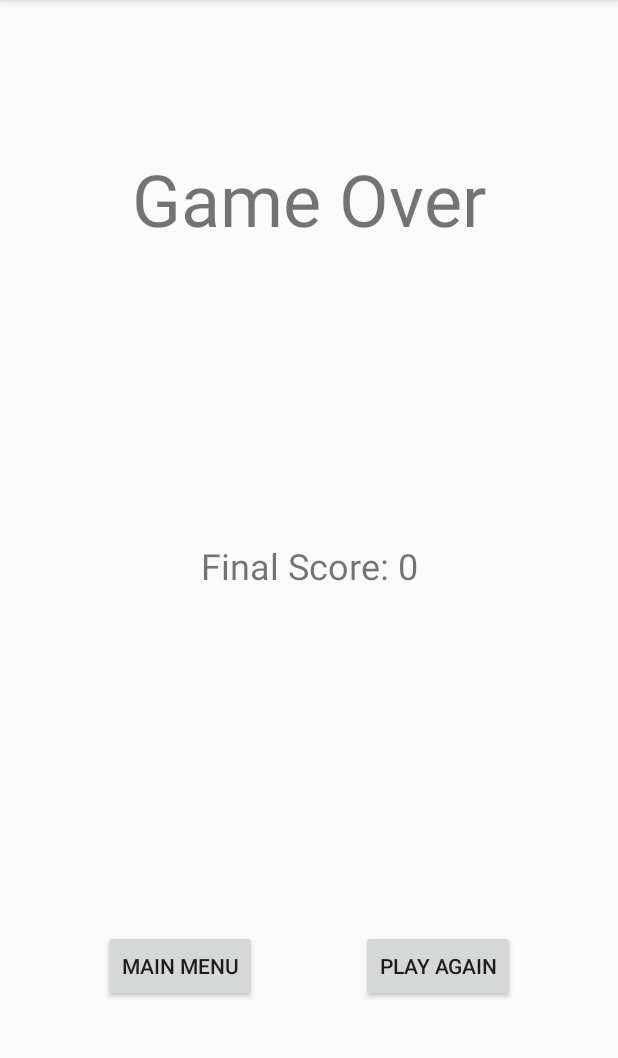
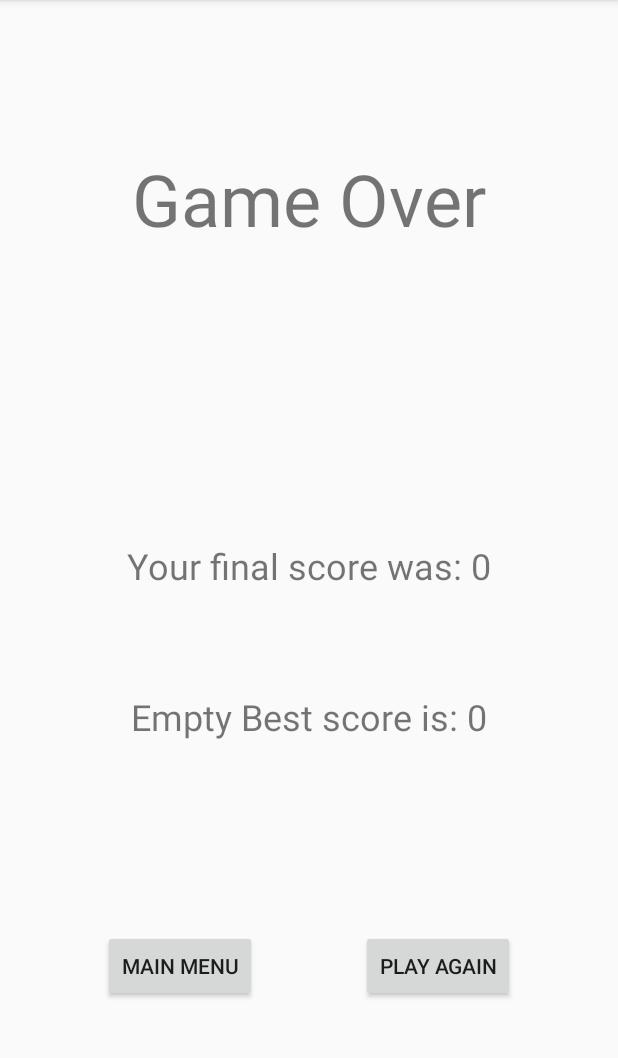
Before and after one commit to gustavopeq/dota-quiz, an Android app: the EndGameFragment screen opened through its navigation route, on a phone screen of 412 x 824 dp, the part 84-1142 px from its top. Run offline under Robolectric (Android 15) with nearby library versions, the phone set to English and light mode, and no system bars; our stand-ins replace Room's generated code, data binding.

Commit message:
EndGame getting team info and updating on the database

```diff
--- a/app/src/main/java/gustavo/projects/dotaquiz/endgame/EndGameFragment.kt
+++ b/app/src/main/java/gustavo/projects/dotaquiz/endgame/EndGameFragment.kt
@@ -1,6 +1,8 @@
 package gustavo.projects.dotaquiz.endgame
 
+import android.app.Application
 import android.os.Bundle
+import android.util.Log
 import androidx.fragment.app.Fragment
 import android.view.LayoutInflater
 import android.view.View
@@ -11,6 +13,7 @@ import androidx.lifecycle.ViewModelProviders
 import androidx.navigation.fragment.NavHostFragment
 import gustavo.projects.dotaquiz.R
 import gustavo.projects.dotaquiz.databinding.FragmentEndGameBinding
+import gustavo.projects.dotaquiz.model.RankDatabase
 
 
 class EndGameFragment : Fragment() {
@@ -25,7 +28,12 @@ class EndGameFragment : Fragment() {
         val binding = DataBindingUtil.inflate<FragmentEndGameBinding>(inflater,
             R.layout.fragment_end_game, container, false)
 
-        viewModelFactory = EndGameViewModelFactory(EndGameFragmentArgs.fromBundle(arguments!!).finalScore)
+        val application = requireNotNull(this.activity).application
+        val database = RankDatabase.getInstance(application).rankDatabaseDao
+
+        viewModelFactory = EndGameViewModelFactory(EndGameFragmentArgs.fromBundle(arguments!!).finalScore,
+                                                    EndGameFragmentArgs.fromBundle(arguments!!).teamName,
+                                                    database)
         viewModel = ViewModelProviders.of(this, viewModelFactory).get(EndGameViewModel::class.java)
 
         binding.endGameViewModel = viewModel
@@ -38,8 +46,13 @@ class EndGameFragment : Fragment() {
             }
         })
 
+        viewModel.endGameCompleted.observe(viewLifecycleOwner, Observer<Boolean> {endGameCompleted ->
+            if(!endGameCompleted) updateTeamInfo()
+        })
+
         return binding.root
     }
+
 
     private fun navigateToMainMenu() {
         viewModel.onDestinationChangeComplete()
@@ -51,4 +64,8 @@ class EndGameFragment : Fragment() {
         NavHostFragment.findNavController(this).navigate(EndGameFragmentDirections.actionEndGameFragmentToTutorialFragment())
     }
 
+    private fun updateTeamInfo() {
+        viewModel.onUpdateTeamInfo()
+    }
+
 }
--- a/app/src/main/java/gustavo/projects/dotaquiz/endgame/EndGameViewModel.kt
+++ b/app/src/main/java/gustavo/projects/dotaquiz/endgame/EndGameViewModel.kt
@@ -1,14 +1,34 @@
 package gustavo.projects.dotaquiz.endgame
 
+import android.util.Log
 import androidx.lifecycle.LiveData
 import androidx.lifecycle.MutableLiveData
 import androidx.lifecycle.ViewModel
+import gustavo.projects.dotaquiz.model.RankDatabaseDao
+import gustavo.projects.dotaquiz.model.TeamInfo
+import kotlinx.coroutines.*
 
-class EndGameViewModel(finalScore: Int) : ViewModel(){
+class EndGameViewModel(finalScoreArg: Int, teamNameArg: String, databaseArg: RankDatabaseDao) : ViewModel(){
+
+    private val viewModelJob= Job()
+    private val uiScope = CoroutineScope(Dispatchers.Main + viewModelJob)
+    private val database: RankDatabaseDao
 
     private val _finalScore = MutableLiveData<Int>()
     val finalScore: LiveData<Int>
         get() = _finalScore
+
+    private val _teamName = MutableLiveData<String>()
+    val teamName: LiveData<String>
+        get() = _teamName
+
+    private val _teamInfo = MutableLiveData<TeamInfo>()
+    val teamInfoLiveData: LiveData<TeamInfo>
+        get() = _teamInfo
+
+    private val _endGameCompleted = MutableLiveData<Boolean>()
+    val endGameCompleted: LiveData<Boolean>
+        get() = _endGameCompleted
 
     // Destination ID defines the navigation route to be followed. 1 = TitleFragment / 2 = TutorialFragment
     private val _destinationID = MutableLiveData<Int>()
@@ -16,7 +36,10 @@ class EndGameViewModel(finalScore: Int) : ViewModel(){
         get() = _destinationID
 
     init{
-        _finalScore.value = finalScore
+        _finalScore.value = finalScoreArg
+        _teamName.value = teamNameArg
+        database = databaseArg
+        _endGameCompleted.value = false
     }
 
     fun onMainMenuBtnEvent(){
@@ -30,4 +53,54 @@ class EndGameViewModel(finalScore: Int) : ViewModel(){
     fun onDestinationChangeComplete(){
         _destinationID.value = 0
     }
+
+    fun onUpdateTeamInfo() {
+        uiScope.launch {
+
+            var teamInfo = getTeamInfoFromDatabase()
+
+            if (teamInfo != null) {
+                if (_finalScore.value!! > teamInfo.teamBestScore) {
+                    teamInfo.teamBestScore = _finalScore.value!!
+
+                    updateTeamInfoOnDatabase(teamInfo)
+                }
+            }else {
+                teamInfo = TeamInfo(0,_teamName.value!!, _finalScore.value!!)
+                insertTeamInfoIntoDatabase(teamInfo)
+            }
+
+            _teamInfo.value = teamInfo
+            onEndGameCompleted()
+        }
+    }
+
+
+    private suspend fun getTeamInfoFromDatabase() : TeamInfo? {
+        return withContext(Dispatchers.IO) {
+            return@withContext database.getByName(_teamName.value!!)
+        }
+
+    }
+
+    private suspend fun insertTeamInfoIntoDatabase(teamInfo : TeamInfo) {
+        withContext(Dispatchers.IO) {
+            database.insert(teamInfo)
+        }
+    }
+
+    private suspend fun updateTeamInfoOnDatabase(teamInfo : TeamInfo) {
+        withContext(Dispatchers.IO) {
+            database.update(teamInfo)
+        }
+    }
+
+    private fun onEndGameCompleted() {
+        _endGameCompleted.value = true
+    }
+
+    override fun onCleared() {
+        super.onCleared()
+        viewModelJob.cancel()
+    }
 }
--- a/app/src/main/java/gustavo/projects/dotaquiz/endgame/EndGameViewModelFactory.kt
+++ b/app/src/main/java/gustavo/projects/dotaquiz/endgame/EndGameViewModelFactory.kt
@@ -2,12 +2,13 @@ package gustavo.projects.dotaquiz.endgame
 
 import androidx.lifecycle.ViewModel
 import androidx.lifecycle.ViewModelProvider
+import gustavo.projects.dotaquiz.model.RankDatabaseDao
 
 @Suppress("UNCHECKED_CAST")
-class EndGameViewModelFactory(private val finalScore: Int) : ViewModelProvider.Factory {
+class EndGameViewModelFactory(private val finalScore: Int, private val teamName: String, private val dataSource: RankDatabaseDao) : ViewModelProvider.Factory {
     override fun <T : ViewModel?> create(modelClass: Class<T>): T {
         if(modelClass.isAssignableFrom(EndGameViewModel::class.java)){
-            return EndGameViewModel(finalScore) as T
+            return EndGameViewModel(finalScore, teamName, dataSource) as T
         }else{
             throw IllegalArgumentException("Unknown View Model Class")
         }
--- a/app/src/main/java/gustavo/projects/dotaquiz/game/GameFragment.kt
+++ b/app/src/main/java/gustavo/projects/dotaquiz/game/GameFragment.kt
@@ -10,6 +10,7 @@ import androidx.databinding.DataBindingUtil
 import androidx.lifecycle.Observer
 import androidx.lifecycle.ViewModelProviders
 import androidx.navigation.fragment.NavHostFragment
+import androidx.navigation.fragment.navArgs
 import gustavo.projects.dotaquiz.R
 import gustavo.projects.dotaquiz.databinding.FragmentGameBinding
 
@@ -25,7 +26,9 @@ class GameFragment : Fragment() {
         val binding = DataBindingUtil.inflate<FragmentGameBinding>(inflater,
             R.layout.fragment_game,container,false)
 
-        viewModel = ViewModelProviders.of(this).get(GameFragmentViewModel::class.java)
+        val viewModelFactory = GameFragmentViewModelFactory(GameFragmentArgs.fromBundle(arguments!!).teamName)
+        viewModel = ViewModelProviders.of(this,viewModelFactory).get(GameFragmentViewModel::class.java)
+
         binding.gameViewModel = viewModel
         binding.lifecycleOwner = viewLifecycleOwner
 
@@ -47,6 +50,7 @@ class GameFragment : Fragment() {
 
         val action = GameFragmentDirections.actionGameFragmentToEndGameFragment()
         action.finalScore = viewModel.score.value?:0
+        action.teamName = viewModel.teamName.value?: "Empty"
 
         NavHostFragment.findNavController(this).navigate(action)
 
--- a/app/src/main/java/gustavo/projects/dotaquiz/game/GameFragmentViewModel.kt
+++ b/app/src/main/java/gustavo/projects/dotaquiz/game/GameFragmentViewModel.kt
@@ -8,7 +8,7 @@ import androidx.lifecycle.MutableLiveData
 import androidx.lifecycle.Transformations
 import androidx.lifecycle.ViewModel
 
-class GameFragmentViewModel : ViewModel() {
+class GameFragmentViewModel(teamNameArg: String) : ViewModel() {
 
     companion object{
         private const val TIMER_DONE = 0L
@@ -51,9 +51,14 @@ class GameFragmentViewModel : ViewModel() {
     val listOfHeroesEmpty: LiveData<Boolean>
         get() = _listOfHeroesEmpty
 
+    private val _teamName = MutableLiveData<String>()
+    val teamName: LiveData<String>
+        get() = _teamName
+
     init{
         _heroSelected.value = ""
         _score.value = 0
+        _teamName.value = teamNameArg
         _eventGameFinish.value = false
 
         timer = object : CountDownTimer(COUNTDOWN_TIME, ONE_SECOND){
--- /dev/null
+++ b/app/src/main/java/gustavo/projects/dotaquiz/game/GameFragmentViewModelFactory.kt
@@ -0,0 +1,15 @@
+package gustavo.projects.dotaquiz.game
+
+import androidx.lifecycle.ViewModel
+import androidx.lifecycle.ViewModelProvider
+
+@Suppress("UNCHECKED_CAST")
+class GameFragmentViewModelFactory(private val teamName: String) : ViewModelProvider.Factory{
+    override fun <T : ViewModel?> create(modelClass: Class<T>): T {
+        if(modelClass.isAssignableFrom(GameFragmentViewModel::class.java)){
+            return GameFragmentViewModel(teamName) as T
+        }else{
+            throw IllegalArgumentException("Unknown Game Fragment View Model Class")
+        }
+    }
+}
--- a/app/src/main/java/gustavo/projects/dotaquiz/pregame/teamSelection/TeamSelection.kt
+++ b/app/src/main/java/gustavo/projects/dotaquiz/pregame/teamSelection/TeamSelection.kt
@@ -6,6 +6,7 @@ import androidx.lifecycle.ViewModelProviders
 import android.os.Bundle
 import android.text.Editable
 import android.text.TextWatcher
+import android.util.Log
 import androidx.fragment.app.Fragment
 import android.view.LayoutInflater
 import android.view.View
--- a/app/src/main/res/layout/fragment_end_game.xml
+++ b/app/src/main/res/layout/fragment_end_game.xml
@@ -38,7 +38,21 @@
             app:layout_constraintHorizontal_bias="0.50"
             app:layout_constraintStart_toStartOf="parent"
             app:layout_constraintTop_toBottomOf="@+id/textView16"
-            app:layout_constraintVertical_bias="0.25" />
+            app:layout_constraintVertical_bias="0.25"
+            tools:text="Your final score was: 00" />
+
+        <TextView
+            android:id="@+id/bestScoreTextView"
+            android:layout_width="wrap_content"
+            android:layout_height="wrap_content"
+            android:text="@{@string/format_Team_Best_Score(endGameViewModel.teamName, endGameViewModel.teamInfoLiveData.teamBestScore)}"
+            android:textSize="24sp"
+            app:layout_constraintBottom_toTopOf="@+id/playAgainButton"
+            app:layout_constraintEnd_toEndOf="parent"
+            app:layout_constraintStart_toStartOf="parent"
+            app:layout_constraintTop_toBottomOf="@+id/finalScoreTextView"
+            app:layout_constraintVertical_bias="0.35"
+            tools:text="TeamName Best score is: 00" />
 
         <Button
             android:id="@+id/playAgainButton"
--- a/app/src/main/res/navigation/navigation.xml
+++ b/app/src/main/res/navigation/navigation.xml
@@ -53,6 +53,10 @@
             android:name="finalScore"
             app:argType="integer"
             android:defaultValue="0" />
+        <argument
+            android:name="teamName"
+            app:argType="string"
+            android:defaultValue="Empty" />
     </fragment>
     <fragment
         android:id="@+id/rankFragment"
--- a/app/src/main/res/values/strings.xml
+++ b/app/src/main/res/values/strings.xml
@@ -3,6 +3,7 @@
 
     <string name="dotaquizTitle">DotaQuiz</string>
     <string name="format_Score">Score: %d</string>
-    <string name="format_Final_Score">Final Score: %d</string>
+    <string name="format_Final_Score">Your final score was: %d</string>
+    <string name="format_Team_Best_Score">%s Best score is: %d</string>
     <string name="format_Ranking">%d- %s</string>
 </resources>
```
